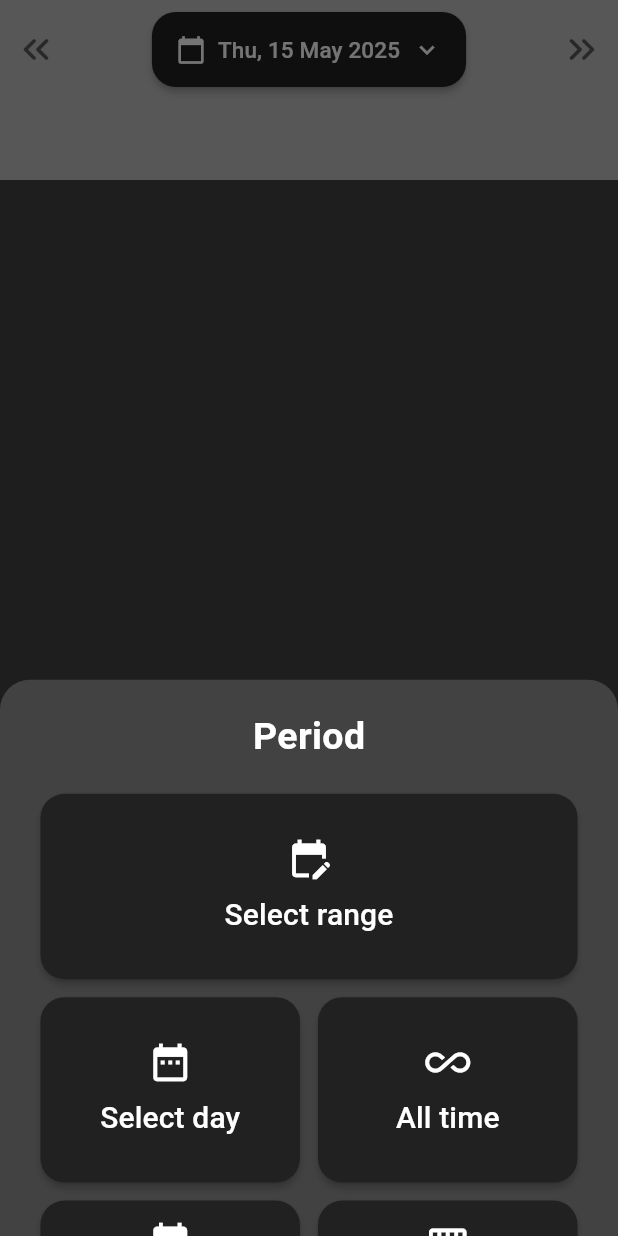
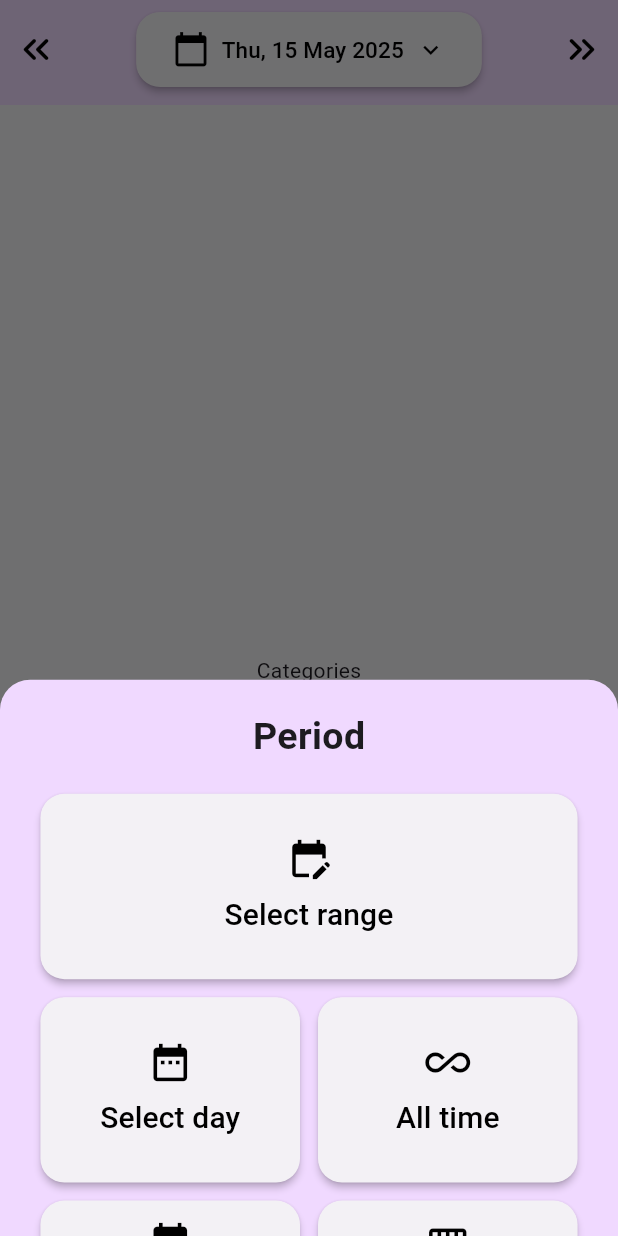
Before and after one commit to Beastarz/money_minder, a Flutter app: the CategoriesPage screen opened directly, after a tap on "Thu, 15 May 2025", on a phone screen of 412 x 824 dp. Run offline on Flutter 3.47's test engine with Material 3 defaults, Android fonts, the phone set to English and light mode, and no system bars; our stand-ins replace google_nav_bar, sqflite; accounts and stored records are empty.

Commit message:
add comment to style, calendar bar

```diff
--- a/lib/components/app_bar/appbar.dart
+++ b/lib/components/app_bar/appbar.dart
@@ -97,7 +97,7 @@ class _MMAppBarState extends State<MMAppBar> {
             shape: RoundedRectangleBorder(
               borderRadius: BorderRadius.vertical(top: Radius.circular(20)),
             ),
-            backgroundColor: AppColor.secondary,
+            backgroundColor: AppColor.primary,
             context: context,
             builder: (BuildContext context) {
               return Column(
--- a/lib/components/calendar_bar/calendar_bar.dart
+++ b/lib/components/calendar_bar/calendar_bar.dart
@@ -4,6 +4,7 @@ import 'package:money_minder/components/calendar_bar/period_bottom_sheet.dart';
 import '../../style/app_color.dart';
 import '../../style/app_size.dart';
 
+/// an app bar that can show the selected period of time
 class CalendarAppBar extends StatelessWidget implements PreferredSizeWidget {
   final bool tappable;
   final String selectedDate;
@@ -17,7 +18,7 @@ class CalendarAppBar extends StatelessWidget implements PreferredSizeWidget {
   });
 
   @override
-  Size get preferredSize => const Size.fromHeight(120); // Adjust height as needed
+  Size get preferredSize => const Size.fromHeight(70); // Adjust height as needed
 
   @override
   Widget build(BuildContext context) {
@@ -28,15 +29,19 @@ class CalendarAppBar extends StatelessWidget implements PreferredSizeWidget {
         child: Row(
             mainAxisAlignment: MainAxisAlignment.spaceBetween,
             children: [
+
+              /// go previous
               IconButton(
                 onPressed: () {},
                 icon: Icon(
                   Icons.keyboard_double_arrow_left_rounded,
-                  color: AppColor.darkIcon,
-                  size: AppSize.bigIcon,
                 ),
               ),
+
+              /// button to select different period options
               MaterialButton(
+
+                /// show bottom sheet once it is pressed
                 onPressed: () {
                   if (!tappable) {
                     return;
@@ -73,32 +78,32 @@ class CalendarAppBar extends StatelessWidget implements PreferredSizeWidget {
                   children: [
                     Icon(
                       Icons.calendar_today,
-                      color: AppColor.lightIcon,
+                      color: AppColor.darkIcon,
                       size: AppSize.smallIcon,
                     ),
                     const SizedBox(width: 8),
                     Text(
                       'Thu, 15 May 2025',
                       style: TextStyle(
-                        color: AppColor.lightText,
+                        color: AppColor.darkText,
                         fontSize: AppSize.heading3,
                       ),
                     ),
                     const SizedBox(width: 8),
                     Icon(
                       Icons.keyboard_arrow_down,
-                      color: AppColor.lightIcon,
+                      color: AppColor.darkIcon,
                       size: 20,
                     ),
                   ],
                 ),
               ),
+
+              /// go next
               IconButton(
                 onPressed: () {},
                 icon: Icon(
                   Icons.keyboard_double_arrow_right_rounded,
-                    color: AppColor.darkIcon,
-                    size: AppSize.bigIcon,
                 ),
               ),
             ]
--- a/lib/components/calendar_bar/period_bottom_sheet.dart
+++ b/lib/components/calendar_bar/period_bottom_sheet.dart
@@ -2,9 +2,9 @@ import 'package:flutter/material.dart';
 import 'package:money_minder/components/calendar_bar/period_tile.dart';
 import 'package:money_minder/components/calendar_bar/calendar_selector_helper.dart';
 
-import '../../style/app_color.dart';
 import '../../style/app_size.dart';
 
+/// bottom sheet that will appear when the user taps on the calendar icon
 class PeriodBottomSheet extends StatelessWidget {
   const PeriodBottomSheet({super.key});
 
@@ -18,7 +18,6 @@ class PeriodBottomSheet extends StatelessWidget {
           Text(
             'Period',
             style: TextStyle(
-                color: AppColor.lightText,
                 fontSize: AppSize.heading1,
                 fontWeight: FontWeight.bold),
           ),
@@ -28,6 +27,8 @@ class PeriodBottomSheet extends StatelessWidget {
             spacing: 12,
             runSpacing: 12,
             children: [
+
+              /// set the period between any two date
               PeriodTile(
                   parentContext: context,
                   label: 'Select range',
@@ -37,6 +38,8 @@ class PeriodBottomSheet extends StatelessWidget {
                   },
                   width: MediaQuery.of(context).size.width * 0.84 + 12
               ),
+
+              /// select any date
               PeriodTile(
                   parentContext: context,
                   label: 'Select day',
@@ -45,30 +48,40 @@ class PeriodBottomSheet extends StatelessWidget {
                     CalendarSelectorHelper.selectDate(context);
                   }
               ),
+
+              /// from the first day of using the app until now
               PeriodTile(
                   parentContext:context,
                   label: 'All time',
                   icon: Icons.all_inclusive,
                   onPressed: () {}
               ),
+
+              /// set today
               PeriodTile(
                   parentContext: context,
                   label: 'Today\n15 May',
                   icon: Icons.today,
                   onPressed: () {}
               ),
+
+              /// set current week
               PeriodTile(
                   parentContext: context,
                   label: 'Week\n11 – 17 May',
                   icon: Icons.calendar_view_week,
                   onPressed: () {}
               ),
+
+              /// set current month
               PeriodTile(
                   parentContext: context,
                   label: 'Month\nMay 2025',
                   icon: Icons.calendar_month,
                   onPressed: () {}
               ),
+
+              /// set current year
               PeriodTile(
                   parentContext: context,
                   label: 'Year\n2025',
--- a/lib/components/calendar_bar/period_tile.dart
+++ b/lib/components/calendar_bar/period_tile.dart
@@ -3,8 +3,10 @@ import 'package:flutter/material.dart';
 import '../../style/app_color.dart';
 import '../../style/app_size.dart';
 
+/// the button that will appear in the period bottom sheet
 class PeriodTile extends StatelessWidget {
 
+  /// variables
   final BuildContext parentContext;
   final String label;
   final IconData icon;
@@ -35,12 +37,11 @@ class PeriodTile extends StatelessWidget {
       ),
       child: Column(
         children: [
-          Icon(icon, color: AppColor.lightIcon, size: AppSize.bigIcon),
+          Icon(icon),
           const SizedBox(height: 8),
           Text(
             label,
             style: TextStyle(
-                color: AppColor.lightText,
                 fontSize: AppSize.heading2
             ),
             textAlign: TextAlign.center,
--- a/lib/pages/accounts_page.dart
+++ b/lib/pages/accounts_page.dart
@@ -1,5 +1,6 @@
 import 'package:flutter/material.dart';
 
+/// the page that shows the accounts
 class AccountsPage extends StatelessWidget {
   const AccountsPage({super.key});
 
--- a/lib/pages/budget_page.dart
+++ b/lib/pages/budget_page.dart
@@ -2,6 +2,7 @@ import 'package:flutter/material.dart';
 
 import '../components/calendar_bar/calendar_bar.dart';
 
+/// the page that shows the budget
 class BudgetPage extends StatelessWidget {
   const BudgetPage({super.key});
 
--- a/lib/pages/categories_page.dart
+++ b/lib/pages/categories_page.dart
@@ -2,6 +2,7 @@ import 'package:flutter/material.dart';
 
 import '../components/calendar_bar/calendar_bar.dart';
 
+/// the page that shows the categories
 class CategoriesPage extends StatelessWidget {
   const CategoriesPage({super.key});
 
--- a/lib/pages/shared_accounts_page.dart
+++ b/lib/pages/shared_accounts_page.dart
@@ -1,5 +1,6 @@
 import 'package:flutter/material.dart';
 
+/// the page that shows the shared accounts
 class SharedAccountsPage extends StatelessWidget {
   const SharedAccountsPage({super.key});
 
--- a/lib/pages/statistics_page.dart
+++ b/lib/pages/statistics_page.dart
@@ -2,6 +2,7 @@ import 'package:flutter/material.dart';
 
 import '../components/calendar_bar/calendar_bar.dart';
 
+/// page that shows the statistics
 class StatisticsPage extends StatelessWidget {
   const StatisticsPage({super.key});
 
--- a/lib/pages/transactions_page.dart
+++ b/lib/pages/transactions_page.dart
@@ -2,6 +2,7 @@ import 'package:flutter/material.dart';
 
 import '../components/calendar_bar/calendar_bar.dart';
 
+/// page that shows the transactions
 class TransactionsPage extends StatelessWidget {
   const TransactionsPage({super.key});
 
--- a/lib/style/app_color.dart
+++ b/lib/style/app_color.dart
@@ -4,15 +4,16 @@ import 'package:flutter/material.dart';
 class AppColor {
 
   /// color for the widget background
-  static final Color primary = Colors.grey.shade900;
-  static final Color secondary = Colors.grey.shade800;
-  static final Color tertiary = Colors.grey.shade400;
+  static final Color primary = Color(0xFFF3F1F5);
+  static final Color secondary = Color(0xFFF0D9FF);
+  static final Color tertiary = Color(0xFFBFA2DB);
+  static final Color quaternary = Color(0xFF7F7C82);
 
   /// color for the icon
   static final Color lightIcon = Colors.white;
-  static final Color darkIcon = Colors.black54;
+  static final Color darkIcon = Colors.black;
 
   /// color for the text
   static final Color lightText = Colors.white;
-  static final Color darkText = Colors.black54;
+  static final Color darkText = Colors.black;
 }
--- a/lib/style/app_size.dart
+++ b/lib/style/app_size.dart
@@ -14,7 +14,7 @@ class AppSize {
   static final double smallPadding = 12;
 
   /// icon size
-  static final double smallIcon = 20;
+  static final double smallIcon = 25;
   static final double bigIcon = 30;
 
   /// gap between the widget
--- a/lib/style/app_themes.dart
+++ b/lib/style/app_themes.dart
@@ -1,24 +1,36 @@
 import 'package:flutter/material.dart';
 import 'app_color.dart';
+import 'app_size.dart';
 
 /// A central class to manage light and dark themes for the app.
 class AppThemes {
+
   /// Light theme configuration using custom colors.
   static final ThemeData lightTheme = ThemeData(
     brightness: Brightness.light,
-    scaffoldBackgroundColor: AppColor.secondary,
+    scaffoldBackgroundColor: AppColor.primary,
     primaryColor: AppColor.primary,
-    iconTheme: IconThemeData(color: AppColor.darkIcon),
+    iconTheme: IconThemeData(
+        color: AppColor.darkIcon,
+        size: AppSize.bigIcon,
+    ),
     textTheme: TextTheme(
       bodyLarge: TextStyle(color: AppColor.darkText),
     ),
     appBarTheme: AppBarTheme(
-      backgroundColor: AppColor.tertiary,
-      iconTheme: IconThemeData(color: AppColor.darkIcon),
+      backgroundColor: AppColor.secondary,
+      iconTheme: IconThemeData(
+          color: AppColor.darkIcon,
+          size: AppSize.smallIcon
+      ),
       titleTextStyle: TextStyle(
         color: AppColor.darkText,
-        fontSize: 20,
+        fontSize: AppSize.heading2,
       ),
+    ),
+    buttonTheme: ButtonThemeData(
+      buttonColor: AppColor.quaternary,
+      textTheme: ButtonTextTheme.primary,
     ),
   );
 
```
Also changed, not shown: lib/components/bottom_nav_bar/bottom_navbar.dart (+9 -3 lines), lib/components/calendar_bar/calendar_selector_helper.dart (+18 -17 lines), lib/util/bottom_navbar.dart (deleted, +0 -45 lines). Lines whose indentation alone changed are shown as unchanged.
